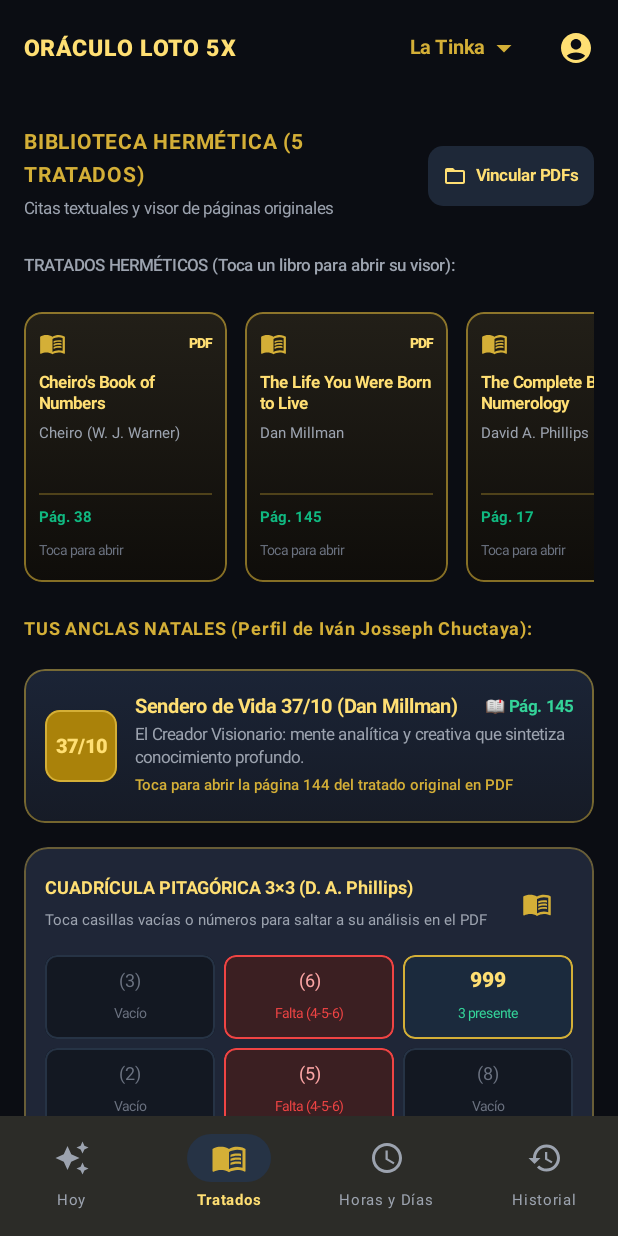
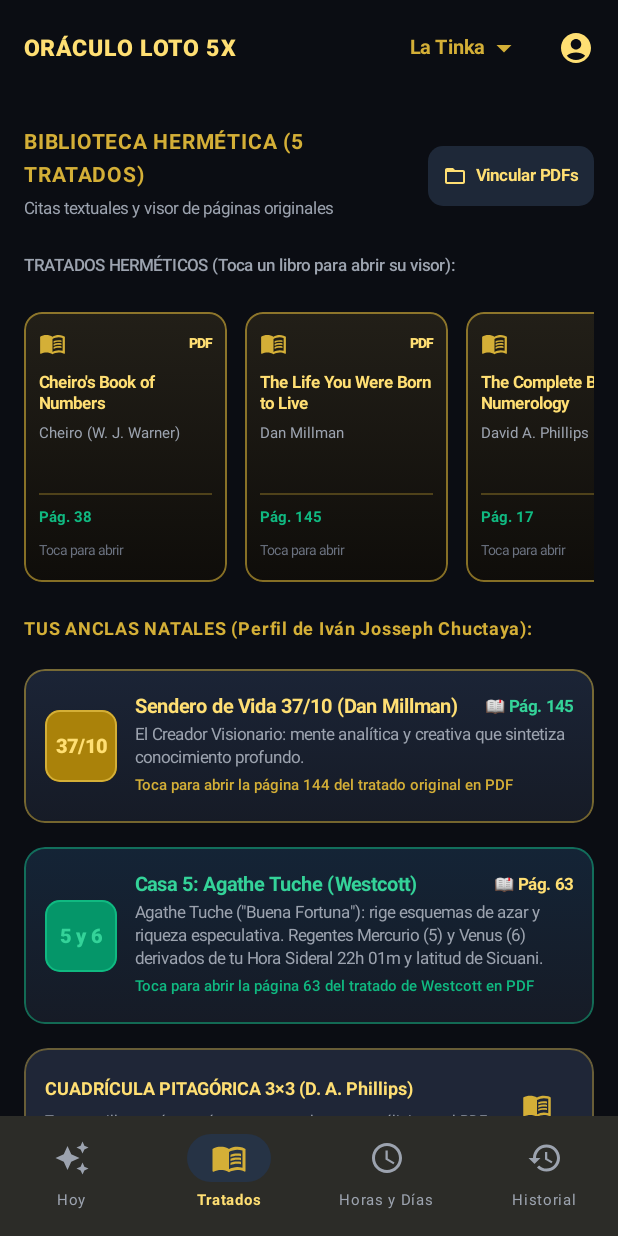
Before and after one commit to ivanJossephChuctayaPaucar/OraculoLoto5X, an Android app built with Jetpack Compose: the screen it shows after launch (MainActivity), item 2 of the bottom bar chosen, on a phone screen of 412 x 824 dp. Run offline under Robolectric (Android 15) with nearby library versions, the phone set to English and light mode, and no system bars.

Commit message:
feat(astro): Motor astro-numerológico natal (Sicuani, Hora Sideral 22h01m, Casa 5 Agathe Tuche, Cuarto Creciente natal)

```diff
--- a/app/src/main/java/com/oraculoloto5x/app/ai/GeminiOracleAdvisor.kt
+++ b/app/src/main/java/com/oraculoloto5x/app/ai/GeminiOracleAdvisor.kt
@@ -159,6 +159,10 @@ REGLAS ABSOLUTAS:
             put("hora_planetaria_cusco", currentPlanetaryHour)
             put("proxima_ventana_favorable", nextFavorableWindow)
             put("jugada_maestra", masterPlayBalls.joinToString("-"))
+            put("lugar_natal", "Sicuani (-14.2667, -71.2333, Caldeo SICUANI = 20 -> 2)")
+            put("hora_sideral_natal", "22h 01m -> Ascendente Tauro / Casa 5 Agathe Tuche (Regentes 5 y 6)")
+            put("luna_natal", "Cuarto Creciente (50% iluminada)")
+            put("hora_natal", "02:00 AM (Cúspide Cáncer-Leo, 26° Cáncer)")
             if (!userQuestion.isNullOrBlank()) {
                 put("pregunta_puntual_usuario", userQuestion.trim())
             }
--- /dev/null
+++ b/app/src/main/java/com/oraculoloto5x/app/data/models/NatalAstronomicalProfile.kt
@@ -0,0 +1,50 @@
+package com.oraculoloto5x.app.data.models
+
+import java.time.LocalDate
+import java.time.LocalTime
+
+/**
+ * Perfil Astro-Numerológico Natal de Alta Precisión
+ * Calibrado para Ivan Josseph Chuctaya Paucar
+ * Lugar natal: Sicuani (-14.2667, -71.2333) | 19/07/1991 02:00 AM
+ * Ubicación actual de juego: Cusco (-13.5319, -71.9675)
+ */
+data class NatalAstronomicalProfile(
+    val fullName: String = "Ivan Josseph Chuctaya Paucar",
+    val birthDate: LocalDate = LocalDate.of(1991, 7, 19),
+    val birthTime: LocalTime = LocalTime.of(2, 0),
+    val birthPlace: String = "Sicuani, Cusco",
+    val birthLat: Double = -14.2667,         // 14°16' S
+    val birthLon: Double = -71.2333,         // 71°14' O
+    val currentCity: String = "Cusco",
+    val currentLat: Double = -13.5319,
+    val currentLon: Double = -71.9675,
+    val chaldeanPlaceNumber: Int = 20,       // S-I-C-U-A-N-I = 3+1+3+6+1+5+1 = 20 -> 2 (Armónico lunar 2-7 de Cheiro)
+    val siderealTimeHours: Double = 22.0167, // 22h 01m -> Ascendente 27° Tauro / Casa 5 Virgo-Libra
+    val house5AgatheTucheRulers: Set<Int> = setOf(5, 6), // Mercurio (5) y Venus (6) según Westcott p.63
+    val natalMoonIllumination: Double = 0.50, // Cuarto Creciente (50% iluminada al nacer)
+    val isNatalMoonWaxing: Boolean = true,
+    val solarCusp: String = "Cáncer-Leo (26° Cáncer, 2:00 AM - Phillips Cap. 12)"
+) {
+    companion object {
+        val DEFAULT = NatalAstronomicalProfile()
+
+        /**
+         * Cálculo offline de fase lunar actual (sin internet)
+         * Ciclo sinódico: 29.53058867 días desde 2000-01-06 (Epoch day 10962)
+         */
+        fun getMoonSyncBonus(targetDateEpochDay: Long): Pair<String, Double> {
+            val synodicMonth = 29.53058867
+            val daysSinceRef = (targetDateEpochDay - 10962).toDouble()
+            val phaseAge = ((daysSinceRef % synodicMonth) + synodicMonth) % synodicMonth
+
+            return when {
+                // Ventana de Cuarto Creciente (días 5.5 a 9.5 -> ~50% iluminada, resonancia natal exacta)
+                phaseAge in 5.5..9.5 -> "Resonancia Exacta: Cuarto Creciente Natal (+2.0)" to 2.0
+                // Toda la fase creciente (días 1.0 a 14.7 -> Westcott p.62)
+                phaseAge in 1.0..14.7 -> "Luna Creciente Activa (+1.0)" to 1.0
+                else -> "Luna Menguante (Consolidación)" to 0.0
+            }
+        }
+    }
+}
--- a/app/src/main/java/com/oraculoloto5x/app/engine/LotteryFusionEngine.kt
+++ b/app/src/main/java/com/oraculoloto5x/app/engine/LotteryFusionEngine.kt
@@ -2,6 +2,7 @@ package com.oraculoloto5x.app.engine
 
 import com.oraculoloto5x.app.data.knowledge.NumerologyKnowledgeBase
 import com.oraculoloto5x.app.data.models.LotteryType
+import com.oraculoloto5x.app.data.models.NatalAstronomicalProfile
 import com.oraculoloto5x.app.data.models.NumberAnalysis
 import com.oraculoloto5x.app.data.models.UserProfile
 import java.time.LocalDate
@@ -12,7 +13,9 @@ data class DailyRiskAssessment(
     val title: String,
     val explanation: String,
     val actionableAdvice: String,
-    val personalDay: Int
+    val personalDay: Int,
+    val moonPhaseBonusTitle: String = "",
+    val moonBonusMultiplier: Double = 0.0
 )
 
 enum class RiskLevel {
@@ -27,24 +30,26 @@ data class OracleGenerationResult(
     val riskAssessment: DailyRiskAssessment,
     val allBallsAnalysis: List<NumberAnalysis>,
     val targetDrawDate: LocalDate,
-    val lotteryType: LotteryType
+    val lotteryType: LotteryType,
+    val moonPhaseSync: String = "",
+    val house5RulersDescription: String = "Casa 5 (Agathe Tuche): Mercurio (5) y Venus (6)"
 )
 
 class LotteryFusionEngine(
     private val userProfile: UserProfile,
-    private val historicalFrequencies: Map<Int, Int> = emptyMap()
+    private val historicalFrequencies: Map<Int, Int> = emptyMap(),
+    private val natalAstro: NatalAstronomicalProfile = NatalAstronomicalProfile.DEFAULT
 ) {
 
     /**
      * Evalúa el Semáforo de Riesgo según el Sistema Caldeo de Cheiro
-     * para el día del sorteo frente al perfil natal de Iván (nacido el 19 -> serie 1-4).
+     * y los ciclos lunares de Westcott (resonancia con Cuarto Creciente natal al 50%).
      */
     fun assessDailyRisk(targetDate: LocalDate): DailyRiskAssessment {
         val dayOfMonth = targetDate.dayOfMonth
         val reducedDay = NumerologyKnowledgeBase.reduceToSingleDigit(dayOfMonth)
 
         // Día personal: Mes personal + Día del mes
-        // Año personal para 2026 = 1 (19/07 -> 1+7 = 8 + 2026(10->1) = 9)
         val currentYear = targetDate.year
         val yearReduced = NumerologyKnowledgeBase.reduceToSingleDigit(currentYear)
         val birthDayRed = userProfile.primarySingleNumber // 1
@@ -53,40 +58,56 @@ class LotteryFusionEngine(
         val personalMonth = NumerologyKnowledgeBase.reduceToSingleDigit(personalYear + targetDate.monthValue)
         val personalDay = NumerologyKnowledgeBase.reduceToSingleDigit(personalMonth + targetDate.dayOfMonth)
 
-        return when (reducedDay) {
+        val (moonTitle, moonBonus) = NatalAstronomicalProfile.getMoonSyncBonus(targetDate.toEpochDay())
+
+        val baseAssessment = when (reducedDay) {
             1, 2, 4, 7 -> DailyRiskAssessment(
                 riskLevel = RiskLevel.VERDE,
                 title = "SEMÁFORO VERDE: Alta Afinidad Solar y Lunar",
-                explanation = "El día vibra en la serie armónica (${reducedDay}). Según Cheiro, los nacidos el día 19 (serie 1-4) gozan de magnetismo y simpatía universal con los números 1, 2, 4 y 7.",
+                explanation = "El día vibra en la serie armónica (${reducedDay}). Según Cheiro, los nacidos el día 19 (serie 1-4) gozan de simpatía universal con los números 1, 2, 4 y 7. ☽ $moonTitle.",
                 actionableAdvice = "Día ideal para consolidar la Jugada Maestra. Las probabilidades energéticas favorecen la sincronía numérica.",
-                personalDay = personalDay
+                personalDay = personalDay,
+                moonPhaseBonusTitle = moonTitle,
+                moonBonusMultiplier = moonBonus
             )
-            3, 5, 6 -> DailyRiskAssessment(
-                riskLevel = RiskLevel.AMARILLO,
-                title = "SEMÁFORO AMARILLO: Vibración Moderada / Neutra",
-                explanation = "El día vibra con Júpiter (3), Mercurio (5) o Venus (6). Es un flujo compatible pero secundario frente a tu serie natal.",
-                actionableAdvice = "Se aconseja jugar con moderación o apoyar la jugada con la Rueda Reducida de 9 bolillas para ampliar cobertura.",
-                personalDay = personalDay
-            )
+            3, 5, 6 -> {
+                val elevatedLevel = if (moonBonus >= 2.0) RiskLevel.VERDE else RiskLevel.AMARILLO
+                DailyRiskAssessment(
+                    riskLevel = elevatedLevel,
+                    title = if (elevatedLevel == RiskLevel.VERDE) "SEMÁFORO VERDE: Impulso de Resonancia Lunar Natal" else "SEMÁFORO AMARILLO: Vibración Moderada / Neutra",
+                    explanation = "El día vibra con Júpiter (3), Mercurio (5) o Venus (6). Los regentes 5 y 6 activan tu Casa 5 (Agathe Tuche de Westcott). ☽ $moonTitle.",
+                    actionableAdvice = if (elevatedLevel == RiskLevel.VERDE) "La coincidencia con tu fase lunar natal potencia los regentes de azar." else "Se aconseja jugar con moderación apoyado en la Rueda Reducida de 9 bolillas.",
+                    personalDay = personalDay,
+                    moonPhaseBonusTitle = moonTitle,
+                    moonBonusMultiplier = moonBonus
+                )
+            }
             8, 9 -> DailyRiskAssessment(
                 riskLevel = RiskLevel.ROJO,
                 title = "SEMÁFORO ROJO: Tensión Kármica (Saturno / Marte)",
-                explanation = "Cheiro enfatiza rigurosamente que los nacidos bajo la serie 1-4 deben evitar o ser extremadamente cautelosos en días regidos por 8 (Saturno) o 9 (Marte) debido a choques de fuerza y demoras.",
-                actionableAdvice = "Alerta de cautela: Si juegas hoy, hazlo en las Horas Planetarias benévolas del Sol o la Luna para amortiguar la disonancia del día.",
-                personalDay = personalDay
+                explanation = "Cheiro enfatiza rigurosamente cautela en días regidos por 8 o 9 para la serie 1-4. ☽ $moonTitle.",
+                actionableAdvice = "Si juegas hoy, hazlo en las Horas Planetarias benévolas del Sol o la Luna para amortiguar la disonancia del día.",
+                personalDay = personalDay,
+                moonPhaseBonusTitle = moonTitle,
+                moonBonusMultiplier = moonBonus
             )
             else -> DailyRiskAssessment(
                 riskLevel = RiskLevel.AMARILLO,
                 title = "SEMÁFORO AMARILLO: Día Neutro",
-                explanation = "Vibración armónica general.",
+                explanation = "Vibración armónica general. ☽ $moonTitle.",
                 actionableAdvice = "Mantén la concentración en tus números clave.",
-                personalDay = personalDay
+                personalDay = personalDay,
+                moonPhaseBonusTitle = moonTitle,
+                moonBonusMultiplier = moonBonus
             )
         }
+
+        return baseAssessment
     }
 
     /**
-     * Motor Híbrido: 10,000 Simulaciones Monte Carlo + Filtro Campana de Gauss + 5 Tratados
+     * Motor Híbrido Astro-Numerológico:
+     * 10,000 Simulaciones Monte Carlo + Campana de Gauss + 5 Tratados + Casa 5 Agathe Tuche + Sincronía Lunar
      */
     fun generateOraclePlay(
         lotteryType: LotteryType,
@@ -105,41 +126,55 @@ class LotteryFusionEngine(
             if (intentionSum in 1..maxBall) intentionSum else ((intentionSum - 1) % maxBall) + 1
         } else null
 
-        // 2. Analizar y puntuar cada bolilla de 1 a maxBall
+        // 2. Cálculo de fase lunar actual (sin internet)
+        val (moonTitle, moonBonus) = NatalAstronomicalProfile.getMoonSyncBonus(targetDate.toEpochDay())
+
+        // 3. Analizar y puntuar cada bolilla de 1 a maxBall incorporando la carta astro-numerológica
         val ballAnalyses = (1..maxBall).map { b ->
             val histCount = historicalFrequencies[b] ?: 0
             var analysis = NumerologyKnowledgeBase.analyzeBall(b, userProfile, histCount)
+
+            // A) Bonificador directo Casa 5 Agathe Tuche (Westcott p.63): Regentes Mercurio (5) y Venus (6)
+            val root = NumerologyKnowledgeBase.reduceToSingleDigit(b)
+            if (b in natalAstro.house5AgatheTucheRulers || root in natalAstro.house5AgatheTucheRulers) {
+                val house5Bonus = 22.0 * (1.0 + moonBonus * 0.25)
+                analysis = analysis.copy(compositeScore = analysis.compositeScore + house5Bonus)
+            }
+
+            // B) Bonificador geográfico natal Sicuani = 20 -> 2 (Cheiro Cap. XXIX)
+            if (b == natalAstro.chaldeanPlaceNumber || root == 2) {
+                analysis = analysis.copy(compositeScore = analysis.compositeScore + 15.0)
+            }
+
+            // C) Bono especial por anclaje de intención (+40 puntos)
             if (b == anchorBall) {
-                // Bono especial por anclaje de intención (+40 puntos)
                 analysis = analysis.copy(compositeScore = analysis.compositeScore + 40.0)
             }
+
             analysis
         }
 
         val ballScoreMap = ballAnalyses.associate { it.ballNumber to it.compositeScore }
 
-        // 3. Rueda Reducida (Top 9 bolillas de mayor puntaje individual)
+        // 4. Rueda Reducida (Top 9 bolillas de mayor puntaje individual)
         val reducedWheel9 = ballAnalyses
             .sortedByDescending { it.compositeScore }
             .take(9)
             .map { it.ballNumber }
             .sorted()
 
-        // 4. Monte Carlo (10,000 iteraciones con Campana de Gauss)
+        // 5. Monte Carlo (10,000 iteraciones con Campana de Gauss)
         val candidateBalls = (1..maxBall).toList()
         var bestPlay = reducedWheel9.take(totalToPick).sorted()
         var bestPlayScore = Double.NEGATIVE_INFINITY
 
         val random = Random(System.currentTimeMillis())
 
-        // Pesos para muestreo
         val minScore = ballAnalyses.minOf { it.compositeScore }
         val adjustedWeights = ballAnalyses.associate {
             it.ballNumber to (it.compositeScore - minScore + 5.0)
         }
-        val totalWeight = adjustedWeights.values.sum()
 
-        // Función para elegir una bolilla ponderada
         fun pickWeightedBall(available: Set<Int>): Int {
             val subTotalWeight = available.sumOf { adjustedWeights[it] ?: 1.0 }
             var r = random.nextDouble() * subTotalWeight
@@ -155,7 +190,6 @@ class LotteryFusionEngine(
         for (i in 0 until iterations) {
             val picked = mutableSetOf<Int>()
 
-            // Si hay bolilla comodín de intención, incluirla en 50% de las simulaciones
             if (anchorBall != null && random.nextBoolean()) {
                 picked.add(anchorBall)
             }
@@ -174,33 +208,28 @@ class LotteryFusionEngine(
             val playList = picked.toList()
 
             // --- FILTROS DE CAMPANA DE GAUSS ---
-            // 1. Suma Gaussiana
             val sum = playList.sum()
             if (sum !in lotteryType.minGaussianSum..lotteryType.maxGaussianSum) continue
 
-            // 2. Balance Par / Impar
             val evens = playList.count { it % 2 == 0 }
-            val odds = totalToPick - evens
             val isBalancedParity = if (totalToPick == 6) {
-                evens in 2..4 // 2-4, 3-3, 4-2
+                evens in 2..4
             } else {
-                evens in 2..3 // 2-3 o 3-2 para 5 bolillas
+                evens in 2..3
             }
             if (!isBalancedParity) continue
 
-            // 3. Distribución de decenas
             val decadesCount = playList.map { it / 10 }.distinct().size
             if (decadesCount < lotteryType.minDistinctDecades) continue
 
-            // 4. Calcular Aptitud Compuesta de la combinación
             var comboScore = playList.sumOf { ballScoreMap[it] ?: 0.0 }
 
             // Bonificaciones combinatorias
-            // Presencia de al menos 1 número maestro o afortunado
             if (playList.any { it in NumerologyKnowledgeBase.FORTUNATE_COMPOUNDS }) comboScore += 20.0
-            // Presencia de al menos 1 número de la serie 1-4
             if (playList.any { NumerologyKnowledgeBase.reduceToSingleDigit(it) in listOf(1, 4) }) comboScore += 15.0
-            // Penalización si contiene más de un número de advertencia
+            // Bonificación combinatoria Casa 5 Agathe Tuche (presencia de 5 y 6)
+            if (playList.any { it in setOf(5, 6, 23, 14, 32, 41, 15, 24, 33, 42) }) comboScore += 18.0
+
             val warningCount = playList.count { it in NumerologyKnowledgeBase.WARNING_COMPOUNDS }
             if (warningCount > 1) comboScore -= 40.0
 
@@ -220,7 +249,9 @@ class LotteryFusionEngine(
             riskAssessment = riskAssessment,
             allBallsAnalysis = ballAnalyses.sortedByDescending { it.compositeScore },
             targetDrawDate = targetDate,
-            lotteryType = lotteryType
+            lotteryType = lotteryType,
+            moonPhaseSync = moonTitle,
+            house5RulersDescription = "Casa 5 Agathe Tuche: Mercurio (5) y Venus (6)"
         )
     }
 }
--- a/app/src/main/java/com/oraculoloto5x/app/pdf/BookCitationRegistry.kt
+++ b/app/src/main/java/com/oraculoloto5x/app/pdf/BookCitationRegistry.kt
@@ -174,6 +174,12 @@ object BookCitationRegistry {
         chapterLabel = "El Número 19 — El Sol", pdfPageIndex = 115,
         literalQuote = "El 19 representa el pleno poder del Sol. Es símbolo de éxito, honor y gloria merecidos. Las tradiciones antiguas lo llaman 'La Estrella del Sol'."
     )
+    val WESTCOTT_CASA_5_AGATHE_TUCHE = BookCitation(
+        bookId = "WESTCOTT", expectedFileName = "numberstheiroccu1911west.pdf",
+        bookTitle = "Numbers: Their Occult Power and Mystic Virtues", author = "W. W. Westcott",
+        chapterLabel = "Casa 5: Agathe Tuche (Buena Fortuna) — Pág. 63", pdfPageIndex = 63,
+        literalQuote = "La Casa 5 recibe el título de Agathe Tuche (Buena Fortuna) y gobierna el éxito en esquemas azarosos de fortuna o placer, y la riqueza generada por la especulación armónica. Con Ascendente Tauro por Hora Sideral 22h01m en Sicuani, los regentes son Mercurio (5) y Venus (6)."
+    )
 
     // ── MCCANTS ──────────────────────────────────────────────────────────────
     val MCCANTS_NATURAL_MATCH = BookCitation(
@@ -198,7 +204,7 @@ object BookCitationRegistry {
         CHEIRO_COMPUESTOS_15_18, CHEIRO_COMPUESTOS_19_23, CHEIRO_COMPUESTOS_24_30,
         CHEIRO_COMPUESTOS_31_43, CHEIRO_COMPUESTOS_44_52, CHEIRO_APUESTAS,
         WESTCOTT_PRIMOS_PERFECTOS, WESTCOTT_CUADRADOS_MAGICOS,
-        WESTCOTT_HORAS_PLANETARIAS, WESTCOTT_NUMERO_19,
+        WESTCOTT_HORAS_PLANETARIAS, WESTCOTT_NUMERO_19, WESTCOTT_CASA_5_AGATHE_TUCHE,
         MCCANTS_NATURAL_MATCH, MCCANTS_LUCKY_LOTTO
     )
 
@@ -215,8 +221,10 @@ object BookCitationRegistry {
         }
         if (ball == 19) result += WESTCOTT_NUMERO_19
         if (ball == 6 || ball == 28) result += WESTCOTT_PRIMOS_PERFECTOS
+        if (ball == 5 || ball == 6) result += WESTCOTT_CASA_5_AGATHE_TUCHE
 
         val root = digitRoot(ball)
+        if (root == 5 || root == 6) result += WESTCOTT_CASA_5_AGATHE_TUCHE
         if (ball == 19 || root == 1) result += MILLMAN_19_10
         if (root == 8) result += MILLMAN_ABUNDANCIA_8
         if (root == 3 || root == 7) result += MILLMAN_SENDERO_37_10
--- a/app/src/main/java/com/oraculoloto5x/app/ui/screens/FiveBooksAnalysisScreen.kt
+++ b/app/src/main/java/com/oraculoloto5x/app/ui/screens/FiveBooksAnalysisScreen.kt
@@ -229,7 +229,76 @@ fun FiveBooksAnalysisScreen(
             }
         }
 
-        // 2. Cuadrícula 3x3 Interactiva de David A. Phillips
+        // 2. Tarjeta Casa 5 Agathe Tuche (Westcott p.63) - Clickable para abrir pág. 63
+        Box(
+            modifier = Modifier
+                .fillMaxWidth()
+                .clip(RoundedCornerShape(14.dp))
+                .background(
+                    Brush.verticalGradient(
+                        listOf(Color(0xFF142436), DarkSurface)
+                    )
+                )
+                .border(1.dp, EmeraldAccent.copy(alpha = 0.5f), RoundedCornerShape(14.dp))
+                .clickable { activePdfCitation = BookCitationRegistry.WESTCOTT_CASA_5_AGATHE_TUCHE }
+                .padding(14.dp)
+        ) {
+            Row(
+                verticalAlignment = Alignment.CenterVertically,
+                horizontalArrangement = Arrangement.spacedBy(12.dp)
+            ) {
+                Box(
+                    contentAlignment = Alignment.Center,
+                    modifier = Modifier
+                        .size(48.dp)
+                        .clip(RoundedCornerShape(10.dp))
+                        .background(EmeraldDark)
+                        .border(1.dp, EmeraldAccent, RoundedCornerShape(10.dp))
+                ) {
+                    Text(
+                        text = "5 y 6",
+                        color = EmeraldLight,
+                        fontSize = 13.sp,
+                        fontWeight = FontWeight.Black
+                    )
+                }
+
+                Column(modifier = Modifier.weight(1f)) {
+                    Row(
+                        verticalAlignment = Alignment.CenterVertically,
+                        horizontalArrangement = Arrangement.SpaceBetween,
+                        modifier = Modifier.fillMaxWidth()
+                    ) {
+                        Text(
+                            text = "Casa 5: Agathe Tuche (Westcott)",
+                            color = EmeraldLight,
+                            fontSize = 13.sp,
+                            fontWeight = FontWeight.Bold
+                        )
+                        Text(
+                            text = "📖 Pág. 63",
+                            color = GoldLight,
+                            fontSize = 11.sp,
+                            fontWeight = FontWeight.Bold
+                        )
+                    }
+                    Text(
+                        text = "Agathe Tuche (\"Buena Fortuna\"): rige esquemas de azar y riqueza especulativa. Regentes Mercurio (5) y Venus (6) derivados de tu Hora Sideral 22h 01m y latitud de Sicuani.",
+                        color = TextSecondary,
+                        fontSize = 11.sp,
+                        lineHeight = 15.sp
+                    )
+                    Text(
+                        text = "Toca para abrir la página 63 del tratado de Westcott en PDF",
+                        color = EmeraldAccent,
+                        fontSize = 10.sp,
+                        fontWeight = FontWeight.SemiBold
+                    )
+                }
+            }
+        }
+
+        // 3. Cuadrícula 3x3 Interactiva de David A. Phillips
         InteractivePhillipsGridCard(
             birthDate = userProfile.birthDate,
             onOpenCitation = { activePdfCitation = it }
--- a/app/src/main/java/com/oraculoloto5x/app/ui/screens/TodayOracleScreen.kt
+++ b/app/src/main/java/com/oraculoloto5x/app/ui/screens/TodayOracleScreen.kt
@@ -91,6 +91,44 @@ fun TodayOracleScreen(
         // ── PASO 1: STATUS DEL DÍA Y RELOJ PLANETARIO CUSCO ──────────────────
         oracleResult?.riskAssessment?.let { assessment ->
             SemaphoreCard(assessment = assessment)
+        }
+
+        // Sincronía Lunar Natal (Westcott / Cheiro)
+        oracleResult?.let { res ->
+            if (res.moonPhaseSync.isNotBlank()) {
+                Row(
+                    verticalAlignment = Alignment.CenterVertically,
+                    horizontalArrangement = Arrangement.spacedBy(8.dp),
+                    modifier = Modifier
+                        .fillMaxWidth()
+                        .clip(RoundedCornerShape(10.dp))
+                        .background(Color(0xFF141C2E))
+                        .border(1.dp, GoldPrimary.copy(alpha = 0.4f), RoundedCornerShape(10.dp))
+                        .padding(horizontal = 12.dp, vertical = 8.dp)
+                ) {
+                    Text(text = "☽", fontSize = 16.sp, color = GoldLight)
+                    Column(modifier = Modifier.weight(1f)) {
+                        Text(
+                            text = "SINCRONÍA LUNAR (Resonancia Natal al 50%):",
+                            color = GoldLight,
+                            fontSize = 10.sp,
+                            fontWeight = FontWeight.Bold
+                        )
+                        Text(
+                            text = res.moonPhaseSync,
+                            color = if (res.riskAssessment.moonBonusMultiplier >= 2.0) EmeraldLight else TextSecondary,
+                            fontSize = 11.sp,
+                            fontWeight = FontWeight.SemiBold
+                        )
+                    }
+                    Text(
+                        text = "Casa 5: 5 y 6",
+                        color = GoldPrimary,
+                        fontSize = 10.sp,
+                        fontWeight = FontWeight.Bold
+                    )
+                }
+            }
         }
 
         PlanetaryCountdownCard(
```
